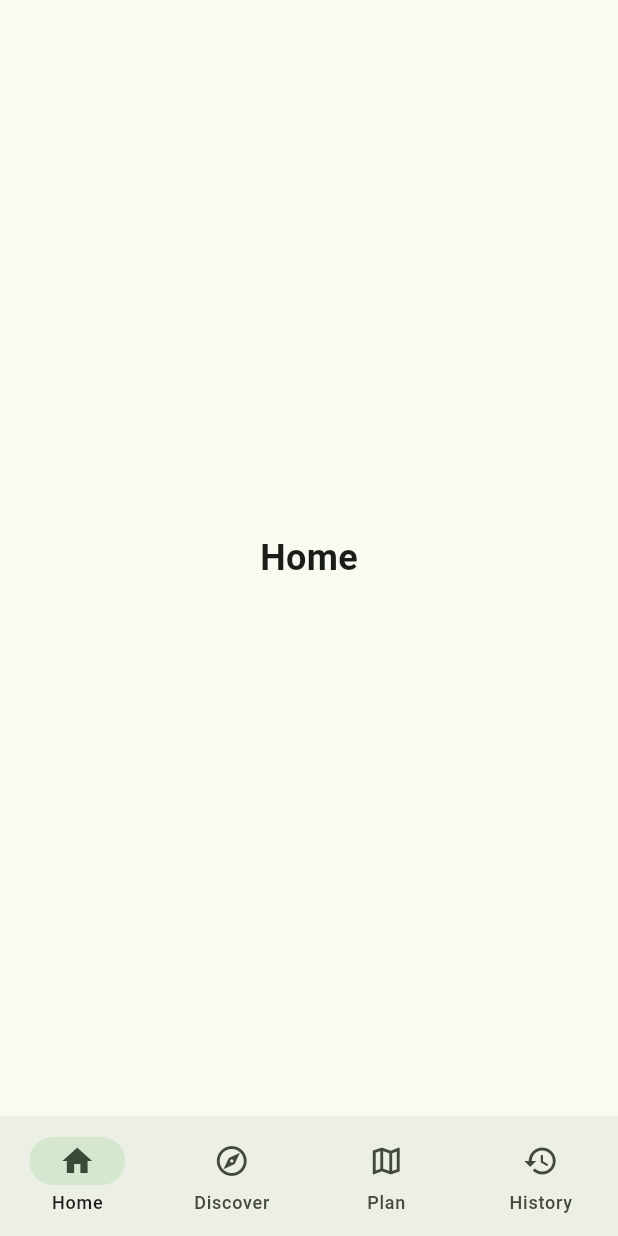
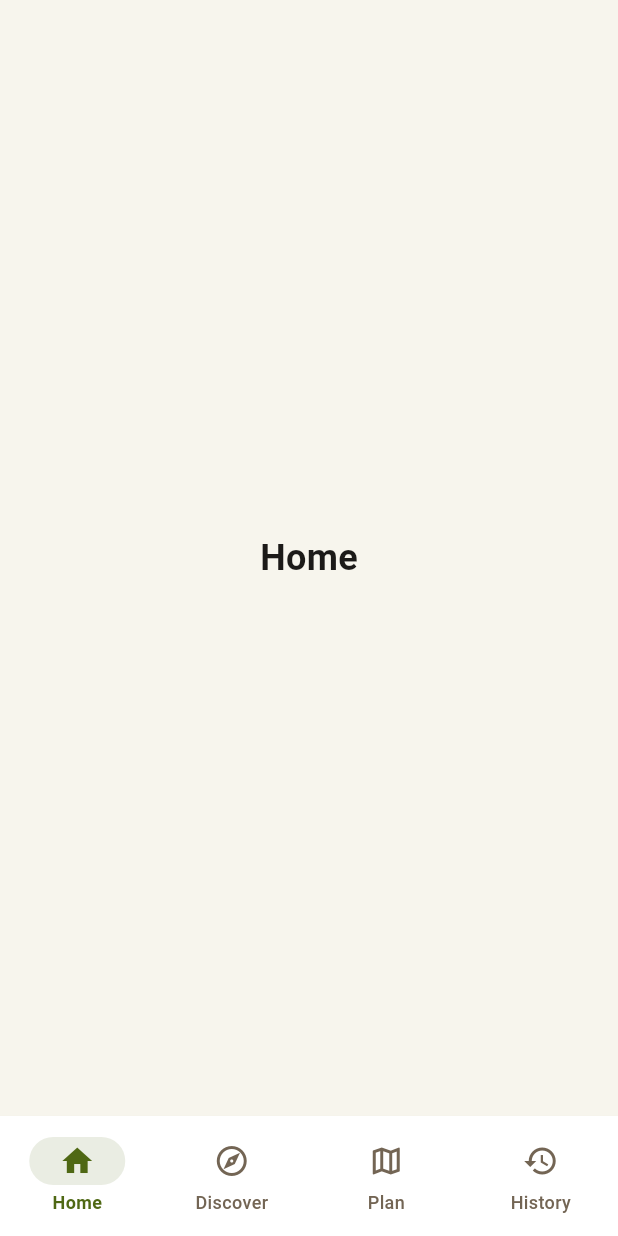
Before and after one commit to VighneshMalore/trek, a Flutter app: the screen it shows after launch, on a phone screen of 412 x 824 dp. Run offline on Flutter 3.47's test engine with Material 3 defaults, Android fonts, the phone set to English and light mode, and no system bars.

Commit message:
color and theme

````diff
--- /dev/null
+++ b/lib/core/theme/app_colors.dart
@@ -0,0 +1,24 @@
+import 'package:flutter/material.dart';
+
+/// TrailMate centralized color tokens.
+/// All hex values live here — never scatter them elsewhere.
+abstract final class AppColors {
+  // Brand
+  static const Color primaryGreen = Color(0xFF4F6814);
+  static const Color accentOrange = Color(0xFFF47B20);
+
+  // Backgrounds & surfaces
+  static const Color background = Color(0xFFF7F5ED);
+  static const Color surface = Color(0xFFFFFFFF);
+  static const Color raisedSurface = Color(0xFFFCE1D1);
+
+  // Typography
+  static const Color primaryText = Color(0xFF1C1A18);
+  static const Color secondaryText = Color(0xFF736554);
+
+  // Border
+  static const Color border = Color(0xFFEDEBE5);
+
+  // Utility
+  static const Color transparent = Colors.transparent;
+}
--- /dev/null
+++ b/lib/core/theme/app_theme.dart
@@ -0,0 +1,411 @@
+import 'package:flutter/material.dart';
+import 'app_colors.dart';
+
+/// TrailMate global spacing tokens (8px base grid).
+abstract final class AppSpacing {
+  static const double xs = 8;
+  static const double sm = 10;
+  static const double md = 12;
+  static const double lg = 14;
+  static const double xl = 16;
+  static const double xxl = 24;
+  static const double xxxl = 32;
+  static const double huge = 40;
+}
+
+/// TrailMate border-radius tokens.
+abstract final class AppRadius {
+  static const double xs = 8;
+  static const double sm = 12;
+  static const double md = 16;
+  static const double lg = 24;
+  static const double pill = 100;
+}
+
+/// TrailMate typography scale (px = logical pixels / sp).
+abstract final class AppTextSize {
+  static const double xs = 12;
+  static const double sm = 14;
+  static const double md = 16;
+  static const double lg = 18;
+  static const double xl = 24;
+  static const double xxl = 40;
+  static const double xxxl = 48;
+}
+
+/// TrailMate global theme.
+///
+/// Usage:
+/// ```dart
+/// MaterialApp(theme: AppTheme.light, ...)
+/// ```
+abstract final class AppTheme {
+  static ThemeData get light {
+    const colorScheme = ColorScheme(
+      brightness: Brightness.light,
+
+      // Primary = deep natural green
+      primary: AppColors.primaryGreen,
+      onPrimary: AppColors.surface,
+      primaryContainer: Color(0xFFD4E5A0), // tint of primary for containers
+      onPrimaryContainer: AppColors.primaryGreen,
+
+      // Secondary = warm brown-ish text region
+      secondary: AppColors.secondaryText,
+      onSecondary: AppColors.surface,
+      secondaryContainer: AppColors.raisedSurface,
+      onSecondaryContainer: AppColors.primaryText,
+
+      // Tertiary = accent orange
+      tertiary: AppColors.accentOrange,
+      onTertiary: AppColors.surface,
+      tertiaryContainer: Color(0xFFFDE8D4),
+      onTertiaryContainer: Color(0xFF7B3200),
+
+      // Error defaults
+      error: Color(0xFFBA1A1A),
+      onError: AppColors.surface,
+      errorContainer: Color(0xFFFFDAD6),
+      onErrorContainer: Color(0xFF410002),
+
+      // Surfaces
+      surface: AppColors.surface,
+      onSurface: AppColors.primaryText,
+      surfaceContainerHighest: AppColors.background,
+      onSurfaceVariant: AppColors.secondaryText,
+
+      // Outline
+      outline: AppColors.border,
+      outlineVariant: AppColors.border,
+
+      // Inverse
+      inverseSurface: AppColors.primaryText,
+      onInverseSurface: AppColors.surface,
+      inversePrimary: Color(0xFF9EC44A),
+
+      // Scrim / shadow source
+      scrim: AppColors.primaryText,
+      shadow: AppColors.primaryText,
+    );
+
+    return ThemeData(
+      useMaterial3: true,
+      colorScheme: colorScheme,
+
+      // --- Scaffold ---
+      scaffoldBackgroundColor: AppColors.background,
+
+      // --- Typography ---
+      // Satoshi not bundled; use system font. Family name centralised here —
+      // swap to 'Satoshi' once the font asset is added, no other file changes needed.
+      // ponytail: system font only, add Satoshi when font asset is available.
+      fontFamily: null, // null = Flutter system default (Roboto on Android)
+      textTheme: _buildTextTheme(),
+
+      // --- AppBar ---
+      appBarTheme: const AppBarTheme(
+        backgroundColor: AppColors.background,
+        foregroundColor: AppColors.primaryText,
+        elevation: 0,
+        scrolledUnderElevation: 0,
+        surfaceTintColor: AppColors.transparent,
+        titleTextStyle: TextStyle(
+          color: AppColors.primaryText,
+          fontSize: AppTextSize.lg,
+          fontWeight: FontWeight.w700,
+        ),
+      ),
+
+      // --- Card ---
+      cardTheme: CardThemeData(
+        color: AppColors.surface,
+        surfaceTintColor: AppColors.transparent,
+        elevation: 0,
+        shape: RoundedRectangleBorder(
+          borderRadius: BorderRadius.circular(AppRadius.md),
+          side: const BorderSide(color: AppColors.border),
+        ),
+        // Subtle shadow per spec: rgba(0,0,0,0.20) 0 1 2
+        shadowColor: Colors.black.withValues(alpha: 0.20),
+      ),
+
+      // --- NavigationBar (bottom) ---
+      navigationBarTheme: NavigationBarThemeData(
+        backgroundColor: AppColors.surface,
+        surfaceTintColor: AppColors.transparent,
+        shadowColor: Colors.black.withValues(alpha: 0.20),
+        elevation: 1,
+        indicatorColor: AppColors.primaryGreen.withValues(alpha: 0.12),
+        iconTheme: WidgetStateProperty.resolveWith((states) {
+          if (states.contains(WidgetState.selected)) {
+            return const IconThemeData(color: AppColors.primaryGreen, size: 24);
+          }
+          return const IconThemeData(color: AppColors.secondaryText, size: 24);
+        }),
+        labelTextStyle: WidgetStateProperty.resolveWith((states) {
+          if (states.contains(WidgetState.selected)) {
+            return const TextStyle(
+              color: AppColors.primaryGreen,
+              fontSize: AppTextSize.xs,
+              fontWeight: FontWeight.w600,
+            );
+          }
+          return const TextStyle(
+            color: AppColors.secondaryText,
+            fontSize: AppTextSize.xs,
+            fontWeight: FontWeight.w500,
+          );
+        }),
+        labelBehavior: NavigationDestinationLabelBehavior.alwaysShow,
+      ),
+
+      // --- ElevatedButton ---
+      elevatedButtonTheme: ElevatedButtonThemeData(
+        style: ElevatedButton.styleFrom(
+          backgroundColor: AppColors.primaryGreen,
+          foregroundColor: AppColors.surface,
+          elevation: 0,
+          shape: RoundedRectangleBorder(
+            borderRadius: BorderRadius.circular(AppRadius.pill),
+          ),
+          padding: const EdgeInsets.symmetric(
+            horizontal: AppSpacing.xxl,
+            vertical: AppSpacing.xl,
+          ),
+          textStyle: const TextStyle(
+            fontSize: AppTextSize.sm,
+            fontWeight: FontWeight.w600,
+          ),
+        ),
+      ),
+
+      // --- FilledButton ---
+      filledButtonTheme: FilledButtonThemeData(
+        style: FilledButton.styleFrom(
+          backgroundColor: AppColors.primaryGreen,
+          foregroundColor: AppColors.surface,
+          shape: RoundedRectangleBorder(
+            borderRadius: BorderRadius.circular(AppRadius.pill),
+          ),
+        ),
+      ),
+
+      // --- OutlinedButton ---
+      outlinedButtonTheme: OutlinedButtonThemeData(
+        style: OutlinedButton.styleFrom(
+          foregroundColor: AppColors.primaryGreen,
+          side: const BorderSide(color: AppColors.border),
+          shape: RoundedRectangleBorder(
+            borderRadius: BorderRadius.circular(AppRadius.pill),
+          ),
+        ),
+      ),
+
+      // --- TextButton ---
+      textButtonTheme: TextButtonThemeData(
+        style: TextButton.styleFrom(
+          foregroundColor: AppColors.primaryGreen,
+        ),
+      ),
+
+      // --- InputDecoration ---
+      inputDecorationTheme: InputDecorationTheme(
+        filled: true,
+        fillColor: AppColors.surface,
+        contentPadding: const EdgeInsets.symmetric(
+          horizontal: AppSpacing.xl,
+          vertical: AppSpacing.xl,
+        ),
+        border: OutlineInputBorder(
+          borderRadius: BorderRadius.circular(AppRadius.pill),
+          borderSide: const BorderSide(color: AppColors.border),
+        ),
+        enabledBorder: OutlineInputBorder(
+          borderRadius: BorderRadius.circular(AppRadius.pill),
+          borderSide: const BorderSide(color: AppColors.border),
+        ),
+        focusedBorder: OutlineInputBorder(
+          borderRadius: BorderRadius.circular(AppRadius.pill),
+          borderSide: const BorderSide(color: AppColors.primaryGreen, width: 1.5),
+        ),
+        hintStyle: const TextStyle(
+          color: AppColors.secondaryText,
+          fontSize: AppTextSize.sm,
+        ),
+      ),
+
+      // --- Chip ---
+      chipTheme: ChipThemeData(
+        backgroundColor: AppColors.surface,
+        side: const BorderSide(color: AppColors.border),
+        shape: RoundedRectangleBorder(
+          borderRadius: BorderRadius.circular(AppRadius.pill),
+        ),
+        labelStyle: const TextStyle(
+          color: AppColors.primaryText,
+          fontSize: AppTextSize.xs,
+          fontWeight: FontWeight.w500,
+        ),
+        selectedColor: AppColors.primaryGreen.withValues(alpha: 0.12),
+      ),
+
+      // --- Divider ---
+      dividerTheme: const DividerThemeData(
+        color: AppColors.border,
+        thickness: 1,
+        space: 1,
+      ),
+
+      // --- ListTile ---
+      listTileTheme: const ListTileThemeData(
+        tileColor: AppColors.surface,
+        iconColor: AppColors.secondaryText,
+        titleTextStyle: TextStyle(
+          color: AppColors.primaryText,
+          fontSize: AppTextSize.sm,
+          fontWeight: FontWeight.w500,
+        ),
+        subtitleTextStyle: TextStyle(
+          color: AppColors.secondaryText,
+          fontSize: AppTextSize.xs,
+        ),
+      ),
+
+      // --- BottomSheet ---
+      bottomSheetTheme: const BottomSheetThemeData(
+        backgroundColor: AppColors.surface,
+        surfaceTintColor: AppColors.transparent,
+        shape: RoundedRectangleBorder(
+          borderRadius: BorderRadius.vertical(
+            top: Radius.circular(AppRadius.lg),
+          ),
+        ),
+      ),
+
+      // --- Dialog ---
+      dialogTheme: DialogThemeData(
+        backgroundColor: AppColors.surface,
+        surfaceTintColor: AppColors.transparent,
+        shape: RoundedRectangleBorder(
+          borderRadius: BorderRadius.circular(AppRadius.md),
+        ),
+      ),
+
+      // --- SnackBar ---
+      snackBarTheme: SnackBarThemeData(
+        backgroundColor: AppColors.primaryText,
+        contentTextStyle: const TextStyle(color: AppColors.surface),
+        shape: RoundedRectangleBorder(
+          borderRadius: BorderRadius.circular(AppRadius.sm),
+        ),
+        behavior: SnackBarBehavior.floating,
+      ),
+    );
+  }
+
+  static TextTheme _buildTextTheme() {
+    // Base: 14px / 500 weight / ~18.9px line height (factor ≈1.35).
+    // Headings use stronger weight. All sizes from the spec scale.
+    return const TextTheme(
+      // Display / hero
+      displayLarge: TextStyle(
+        fontSize: AppTextSize.xxxl,
+        fontWeight: FontWeight.w700,
+        color: AppColors.primaryText,
+        height: 1.15,
+      ),
+      displayMedium: TextStyle(
+        fontSize: AppTextSize.xxl,
+        fontWeight: FontWeight.w700,
+        color: AppColors.primaryText,
+        height: 1.2,
+      ),
+      displaySmall: TextStyle(
+        fontSize: AppTextSize.xl,
+        fontWeight: FontWeight.w700,
+        color: AppColors.primaryText,
+        height: 1.25,
+      ),
+
+      // Headline
+      headlineLarge: TextStyle(
+        fontSize: AppTextSize.xl,
+        fontWeight: FontWeight.w700,
+        color: AppColors.primaryText,
+        height: 1.25,
+      ),
+      headlineMedium: TextStyle(
+        fontSize: AppTextSize.lg,
+        fontWeight: FontWeight.w600,
+        color: AppColors.primaryText,
+        height: 1.3,
+      ),
+      headlineSmall: TextStyle(
+        fontSize: AppTextSize.md,
+        fontWeight: FontWeight.w600,
+        color: AppColors.primaryText,
+        height: 1.35,
+      ),
+
+      // Title
+      titleLarge: TextStyle(
+        fontSize: AppTextSize.lg,
+        fontWeight: FontWeight.w600,
+        color: AppColors.primaryText,
+        height: 1.3,
+      ),
+      titleMedium: TextStyle(
+        fontSize: AppTextSize.md,
+        fontWeight: FontWeight.w600,
+        color: AppColors.primaryText,
+        height: 1.35,
+      ),
+      titleSmall: TextStyle(
+        fontSize: AppTextSize.sm,
+        fontWeight: FontWeight.w600,
+        color: AppColors.primaryText,
+        height: 1.35,
+      ),
+
+      // Body — base is 14px / 500 / ≈1.35
+      bodyLarge: TextStyle(
+        fontSize: AppTextSize.md,
+        fontWeight: FontWeight.w500,
+        color: AppColors.primaryText,
+        height: 1.35,
+      ),
+      bodyMedium: TextStyle(
+        fontSize: AppTextSize.sm,
+        fontWeight: FontWeight.w500,
+        color: AppColors.primaryText,
+        height: 1.35,
+      ),
+      bodySmall: TextStyle(
+        fontSize: AppTextSize.xs,
+        fontWeight: FontWeight.w400,
+        color: AppColors.secondaryText,
+        height: 1.4,
+      ),
+
+      // Label
+      labelLarge: TextStyle(
+        fontSize: AppTextSize.sm,
+        fontWeight: FontWeight.w600,
+        color: AppColors.primaryText,
+        height: 1.35,
+      ),
+      labelMedium: TextStyle(
+        fontSize: AppTextSize.xs,
+        fontWeight: FontWeight.w500,
+        color: AppColors.primaryText,
+        height: 1.4,
+      ),
+      labelSmall: TextStyle(
+        fontSize: 11,
+        fontWeight: FontWeight.w500,
+        color: AppColors.secondaryText,
+        height: 1.4,
+      ),
+    );
+  }
+}
--- a/lib/main.dart
+++ b/lib/main.dart
@@ -1,4 +1,5 @@
 import 'package:flutter/material.dart';
+import 'core/theme/app_theme.dart';
 import 'screens/discover/discover_screen.dart';
 import 'screens/history/history_screen.dart';
 import 'screens/home/home_screen.dart';
@@ -16,10 +17,7 @@ class TrailMateApp extends StatelessWidget {
     return MaterialApp(
       title: 'TrailMate',
       debugShowCheckedModeBanner: false,
-      theme: ThemeData(
-        useMaterial3: true,
-        colorScheme: ColorScheme.fromSeed(seedColor: Colors.green),
-      ),
+      theme: AppTheme.light,
       home: const MainNavigationShell(),
     );
   }
````
